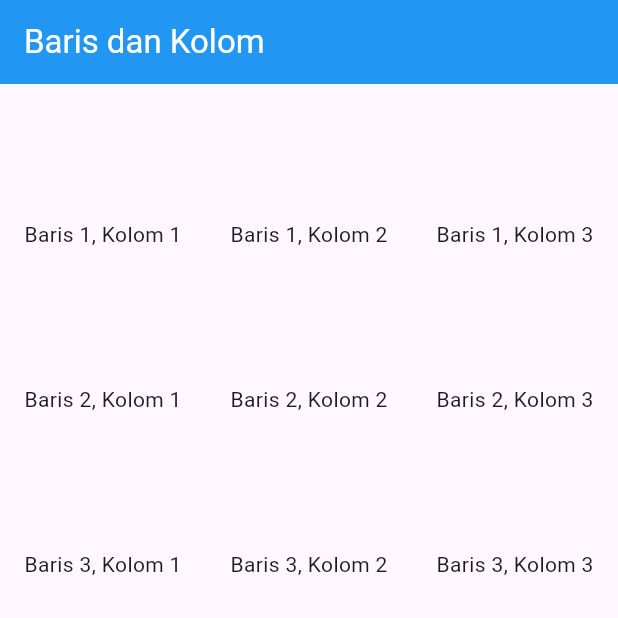
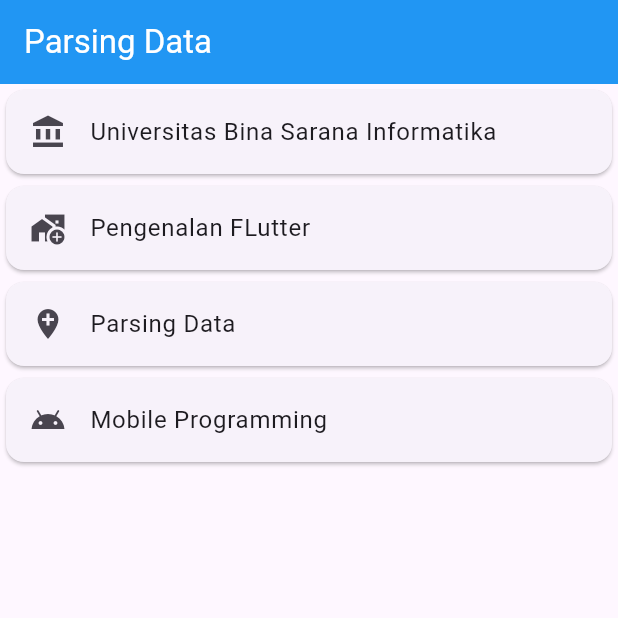
Before and after one commit to adejui/mobile-programming, a Flutter app: the screen it shows after launch, on a phone screen of 412 x 824 dp, the top half of it. Run offline on Flutter 3.47's test engine with Material 3 defaults, Android fonts, the phone set to English and light mode, and no system bars.

Commit message:
completed week 5

```diff
--- a/lib/main.dart
+++ b/lib/main.dart
@@ -1,7 +1,9 @@
 import 'package:flutter/material.dart';
 import 'package:latihan_flutter1/baris_kolom.dart';
 import 'package:latihan_flutter1/column_widget.dart';
+import 'package:latihan_flutter1/halaman_pertama.dart';
 import 'package:latihan_flutter1/hello_world.dart';
+import 'package:latihan_flutter1/parsing.dart';
 import 'package:latihan_flutter1/row_widget.dart';
 
 void main() => runApp(MyApp());
@@ -14,7 +16,7 @@
     return MaterialApp(
       debugShowCheckedModeBanner: false,
       title: 'Latihan Flutter',
-      home: BarisKolom(),
+      home: Parsing(),
     );
   }
 }
--- /dev/null
+++ b/lib/parsing.dart
@@ -0,0 +1,73 @@
+// import 'package:flutter/cupertino.dart';
+import 'package:flutter/material.dart';
+import 'package:latihan_flutter1/UBSI.dart';
+import 'package:latihan_flutter1/mobile_programming.dart';
+import 'package:latihan_flutter1/parsing_data.dart';
+import 'package:latihan_flutter1/pengenalan_flutter.dart';
+import 'package:latihan_flutter1/widget/card_widget.dart';
+
+class Parsing extends StatelessWidget {
+  const Parsing({super.key});
+
+  @override
+  Widget build(BuildContext context) {
+    return Scaffold(
+      appBar: AppBar(
+        title: Text("Parsing Data"),
+        backgroundColor: Colors.blue,
+        foregroundColor: Colors.white,
+      ),
+      body: Column(
+        children: [
+          GestureDetector(
+            child: CardWidget(
+              icon: Icons.account_balance,
+              Judul: "Universitas Bina Sarana Informatika",
+            ),
+            onTap: () {
+              Navigator.push(
+                context,
+                MaterialPageRoute(builder: (context) => UBSIPage()),
+              );
+            },
+          ),
+          GestureDetector(
+            child: CardWidget(
+              icon: Icons.add_home_work,
+              Judul: "Pengenalan FLutter",
+            ),
+            onTap: () {
+              Navigator.push(
+                context,
+                MaterialPageRoute(
+                  builder: (context) => PengenalanFlutterPage(),
+                ),
+              );
+            },
+          ),
+
+          GestureDetector(
+            child: CardWidget(icon: Icons.add_location, Judul: "Parsing Data"),
+            onTap: () {
+              Navigator.push(
+                context,
+                MaterialPageRoute(builder: (context) => ParsingDataPage()),
+              );
+            },
+          ),
+          GestureDetector(
+            child: CardWidget(icon: Icons.android, Judul: "Mobile Programming"),
+            onTap: () {
+              Navigator.push(
+                context,
+                MaterialPageRoute(
+                  builder: (context) => MobileProgrammingPage(),
+                ),
+              );
+            },
+          ),
+        ],
+      ),
+    );
+  }
+}
--- /dev/null
+++ b/lib/parsing_data.dart
@@ -0,0 +1,13 @@
+import 'package:flutter/material.dart';
+
+class ParsingDataPage extends StatelessWidget {
+  const ParsingDataPage({super.key});
+
+  @override
+  Widget build(BuildContext context) {
+    return Scaffold(
+      appBar: AppBar(title: Text("Parsing Data"), backgroundColor: Colors.blue),
+      body: Center(child: Text("Selamat Datang di Halaman Parsing Data")),
+    );
+  }
+}
--- /dev/null
+++ b/lib/widget/card_widget.dart
@@ -0,0 +1,18 @@
+import 'package:flutter/material.dart';
+
+class CardWidget extends StatelessWidget {
+  final IconData icon;
+  final String Judul;
+
+  const CardWidget({super.key, required this.icon, required this.Judul});
+
+  @override
+  Widget build(BuildContext context) {
+    return Card(
+      child: ListTile(
+        leading: Icon(icon),
+        title: Text(Judul),
+      ),
+    );
+  }
+}
```
Also changed, not shown: lib/UBSI.dart (added, +13 -0 lines), lib/halaman_kedua.dart (added, +16 -0 lines), lib/halaman_pertama.dart (added, +28 -0 lines), lib/mobile_programming.dart (added, +16 -0 lines), lib/pengenalan_flutter.dart (added, +16 -0 lines), 1 other file.
